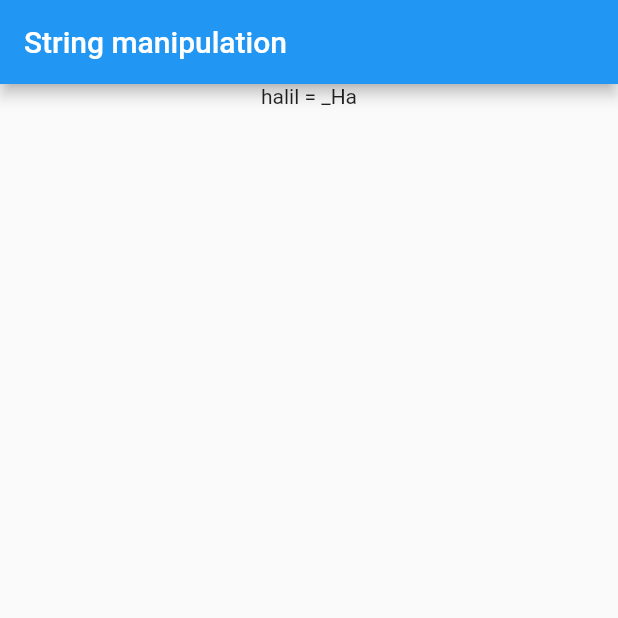
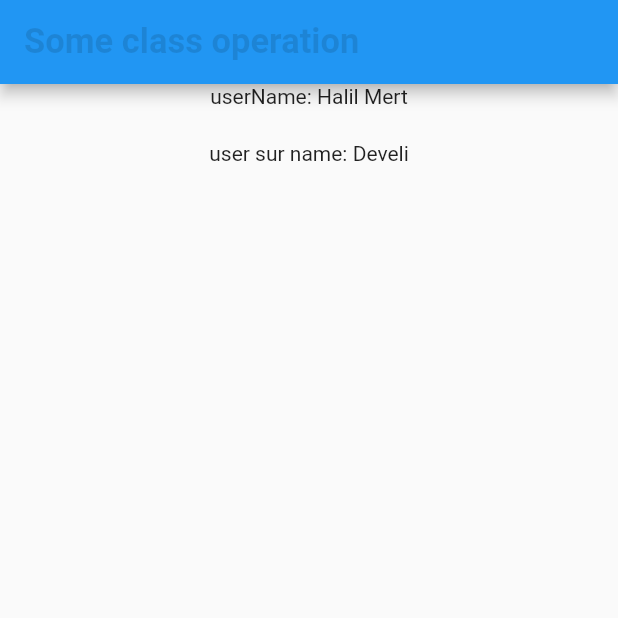
Before and after one commit to HalilMertDeveli/TrySomething, a Flutter app: the screen it shows after launch, on a phone screen of 412 x 824 dp, the top half of it. Run offline on Flutter 3.47's test engine with Material 2 defaults, Android fonts, the phone set to English and light mode, and no system bars.

Commit message:
data communication

```diff
--- a/lib/main.dart
+++ b/lib/main.dart
@@ -1,57 +1,50 @@
-import 'dart:async';
-
 import 'package:flutter/material.dart';
 
 void main() {
   runApp(
     MaterialApp(
-      debugShowCheckedModeBanner: false,
-      home: HomePage(),
+      home: HomePage(
+        userName: "Halil Mert",
+        userSurName: "Develi",
+      ),
     ),
   );
 }
 
 class HomePage extends StatefulWidget {
-  const HomePage({super.key});
+  final String userName;
+  final String userSurName;
+  const HomePage(
+      {super.key, required this.userName, required this.userSurName});
 
   @override
   State<HomePage> createState() => _HomePageState();
 }
 
 class _HomePageState extends State<HomePage> {
-  String id = "";
-  String name = "";
-
-  String stringSubOperation(String inputString) {
-    return inputString.substring(0, inputString.indexOf("_"));//0 'dan başla _ görene kadar devam et, _ gördükten sonra kalan kısmı sil at
-  }
-
-  String nameSubStringOperation(String inputName) {
-    //return inputName.substring(inputName.indexOf("_")+1);//_ gördükten sonra bir eleman olan kendisini atla ve yazdır
-    //return inputName.substring(inputName.indexOf("_")+3);//_ gördükten sonra iki eleman olan ve  kendisi de dahil  atla ve yazdır
-    return inputName.substring(inputName.indexOf("_"),3);
-  }
-
-  @override
-  void initState() {
-    super.initState();
-    id = stringSubOperation("halil_mert");
-    name = nameSubStringOperation("_Halil");
-  }
-
   @override
   Widget build(BuildContext context) {
     return Scaffold(
       appBar: AppBar(
-        title: const Text("String manipulation"),
+        title: const Text(
+          "Some class operation",
+          style: TextStyle(
+            color: Colors.black12,
+            fontWeight: FontWeight.bold,
+            fontSize: 23,
+          ),
+          textAlign: TextAlign.center,
+        ),
       ),
       body: Column(
         children: [
           Center(
-            child: Text(
-              id + " = " + name,
-            ),
+            child: Text("userName: ${widget.userName}"),
           ),
+          SizedBox(
+            height: 22,
+          ),
+          Text("user sur name: ${widget.userSurName}"),
         ],
       ),
     );
```
